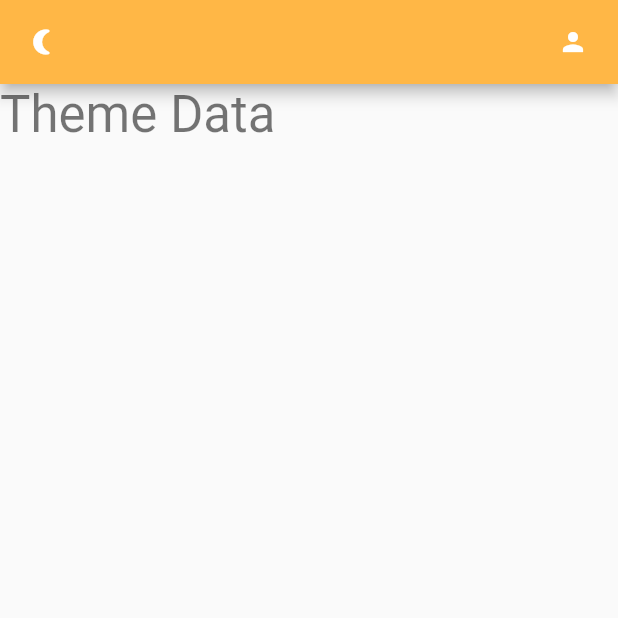
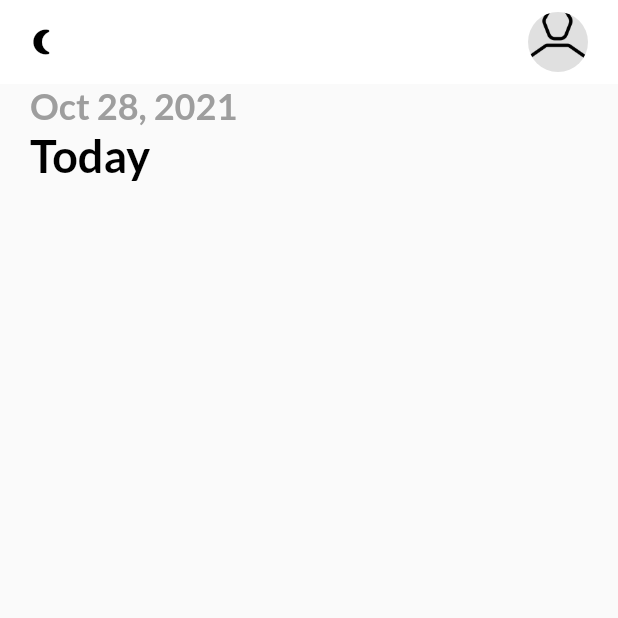
Before and after one commit to AJ8454/Flutter_Task_Management_App, a Flutter app: the screen it shows after launch, on a phone screen of 412 x 824 dp, the top half of it. Run offline on Flutter 3.47's test engine with Material 2 defaults, Android fonts, the phone set to English and light mode, and no system bars; our stand-ins replace flutter_local_notifications, get, get_storage, google_fonts, timezone.

Commit message:
first commit

```diff
--- a/lib/ui/home_page.dart
+++ b/lib/ui/home_page.dart
@@ -1,7 +1,11 @@
 import 'package:flutter/material.dart';
 import 'package:get/get.dart';
+import 'package:intl/intl.dart';
+
 import 'package:task_management/services/notification_services.dart';
 import 'package:task_management/services/theme_services.dart';
+
+import 'theme.dart';
 
 class HomePage extends StatefulWidget {
   const HomePage({Key? key}) : super(key: key);
@@ -26,10 +30,28 @@ class _HomePageState extends State<HomePage> {
       appBar: _appBar(),
       body: Column(
         children: [
-          Text(
-            'Theme Data',
-            style: Theme.of(context).textTheme.headline4,
-          )
+          Row(
+            children: [
+              Container(
+                margin: const EdgeInsets.symmetric(horizontal: 20),
+                child: Column(
+                  crossAxisAlignment: CrossAxisAlignment.start,
+                  children: [
+                    Text(
+                      DateFormat.yMMMd().format(
+                        DateTime.now(),
+                      ),
+                      style: subHeadingStyle,
+                    ),
+                    Text(
+                      'Today',
+                      style: headingStyle,
+                    ),
+                  ],
+                ),
+              ),
+            ],
+          ),
         ],
       ),
     );
@@ -46,17 +68,20 @@ class _HomePageState extends State<HomePage> {
           );
           notifyHelper.scheduledNotification();
         },
-        icon: const Icon(
-          Icons.nightlight_round,
+        icon: Icon(
+          Get.isDarkMode ? Icons.wb_sunny_outlined : Icons.nightlight_round,
           size: 20,
+          color: Get.isDarkMode ? Colors.white : Colors.black,
         ),
       ),
-      actions: const [
-        Icon(
-          Icons.person,
-          size: 20,
+      actions: [
+        CircleAvatar(
+          backgroundColor: Get.isDarkMode ? Colors.amber : Colors.grey[300],
+          backgroundImage: const AssetImage(
+            'assets/images/profileicon.png',
+          ),
         ),
-        SizedBox(width: 20),
+        const SizedBox(width: 20),
       ],
     );
   }
--- a/lib/ui/theme.dart
+++ b/lib/ui/theme.dart
@@ -1,4 +1,6 @@
 import 'package:flutter/material.dart';
+import 'package:get/get.dart';
+import 'package:google_fonts/google_fonts.dart';
 
 const kBluish = Color(0xFF4e5ae8);
 const kYellow = Color(0xFFFFB746);
@@ -10,7 +12,8 @@ const kBlackPitch = Color(0xFF121212);
 class MyThemes {
   static final light = ThemeData(
     appBarTheme: const AppBarTheme(
-      backgroundColor: kYellow,
+      backgroundColor: Colors.white,
+      elevation: 0,
     ),
     brightness: Brightness.light,
   );
@@ -18,7 +21,28 @@ class MyThemes {
   static final dark = ThemeData(
     appBarTheme: const AppBarTheme(
       backgroundColor: kBlackPitch,
+      elevation: 0,
     ),
     brightness: Brightness.dark,
   );
 }
+
+TextStyle get subHeadingStyle {
+  return GoogleFonts.lato(
+    textStyle:  TextStyle(
+      fontSize: 24,
+      fontWeight: FontWeight.bold,
+      color: Get.isDarkMode ?  Colors.grey[400]: Colors.grey,
+    ),
+  );
+}
+
+TextStyle get headingStyle {
+  return GoogleFonts.lato(
+    textStyle:  TextStyle(
+      fontSize: 30,
+      fontWeight: FontWeight.bold,
+      color: Get.isDarkMode ?  Colors.white: Colors.black,
+    ),
+  );
+}
--- a/pubspec.yaml
+++ b/pubspec.yaml
@@ -17,6 +17,8 @@ dependencies:
   flutter_native_timezone: ^2.0.0
   get: ^4.3.8
   get_storage: ^2.0.3
+  google_fonts: ^2.1.0
+  intl: ^0.17.0
 
 dev_dependencies:
   flutter_lints: ^1.0.0
@@ -34,7 +36,7 @@ flutter:
   # To add assets to your application, add an assets section, like this:
   assets:
     - assets/icon/
-  #   - images/a_dot_ham.jpeg
+    - assets/images/
   # example:
   # fonts:
   #   - family: Schyler
```
Also changed, not shown: assets/images/profile1.jpg (added), assets/images/profileicon.png (added), pubspec.lock.
